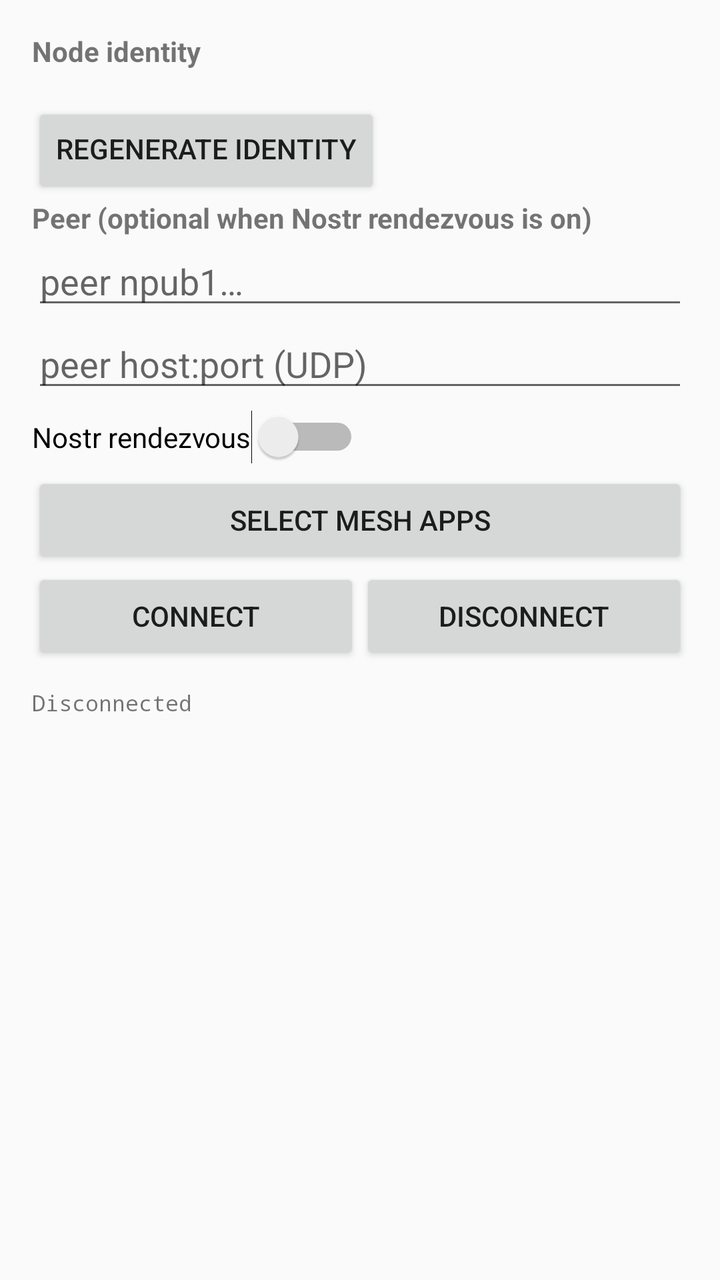
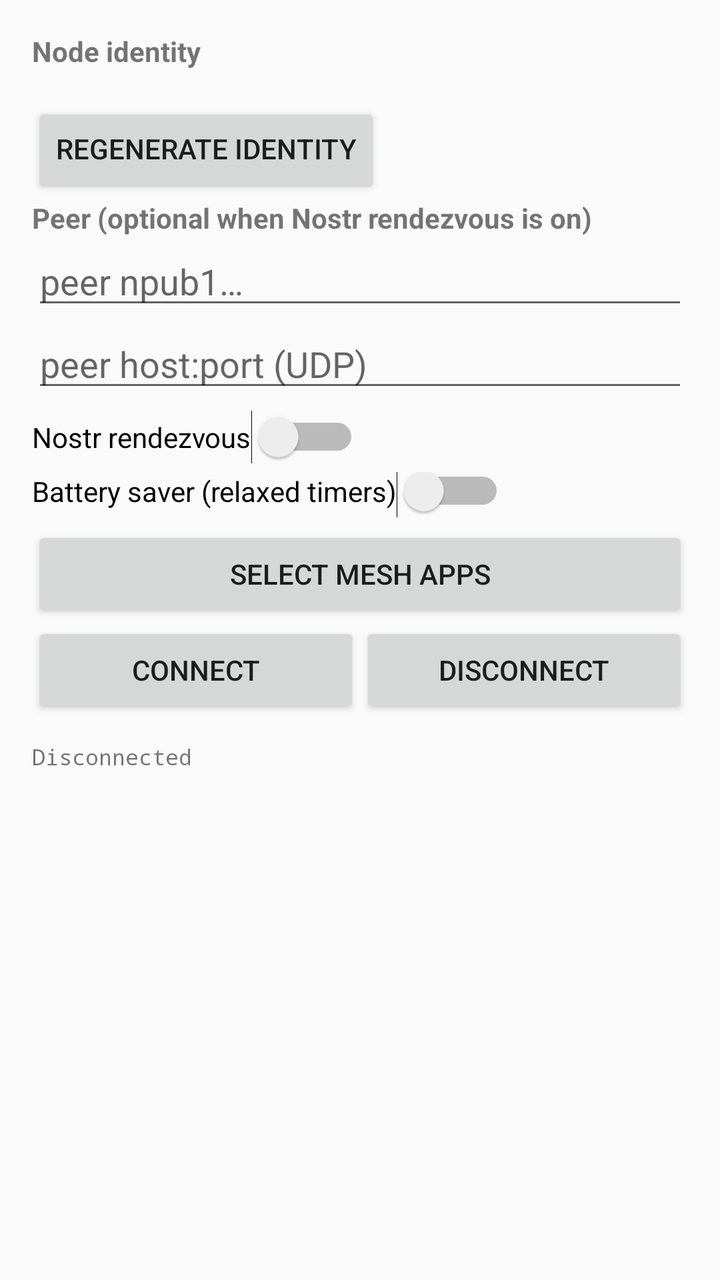

Before-and-after screenshots of an Android layout around one commit, followed by the original layout XML and the change that was made.
<!-- AndroidManifest.xml: application theme Theme.AppCompat.DayNight -->
<!-- res/layout/activity_main.xml -->
<?xml version="1.0" encoding="utf-8"?>
<LinearLayout xmlns:android="http://schemas.android.com/apk/res/android"
    android:layout_width="match_parent"
    android:layout_height="match_parent"
    android:orientation="vertical"
    android:padding="16dp">

    <TextView
        android:layout_width="wrap_content"
        android:layout_height="wrap_content"
        android:text="Node identity"
        android:textStyle="bold" />

    <TextView
        android:id="@+id/identity"
        android:layout_width="match_parent"
        android:layout_height="wrap_content"
        android:fontFamily="monospace"
        android:textSize="12sp" />

    <Button
        android:id="@+id/regenerate"
        android:layout_width="wrap_content"
        android:layout_height="wrap_content"
        android:text="Regenerate identity"
        android:paddingBottom="12dp" />

    <TextView
        android:layout_width="wrap_content"
        android:layout_height="wrap_content"
        android:text="Peer (optional when Nostr rendezvous is on)"
        android:textStyle="bold" />

    <EditText
        android:id="@+id/peer_npub"
        android:layout_width="match_parent"
        android:layout_height="wrap_content"
        android:hint="peer npub1…"
        android:inputType="text" />

    <EditText
        android:id="@+id/peer_endpoint"
        android:layout_width="match_parent"
        android:layout_height="wrap_content"
        android:hint="peer host:port (UDP)"
        android:inputType="text" />

    <Switch
        android:id="@+id/nostr_switch"
        android:layout_width="wrap_content"
        android:layout_height="wrap_content"
        android:text="Nostr rendezvous"
        android:paddingTop="8dp"
        android:paddingBottom="8dp" />

    <Button
        android:id="@+id/pick_apps"
        android:layout_width="match_parent"
        android:layout_height="wrap_content"
        android:text="Select mesh apps" />

    <LinearLayout
        android:layout_width="match_parent"
        android:layout_height="wrap_content"
        android:orientation="horizontal">

        <Button
            android:id="@+id/connect"
            android:layout_width="0dp"
            android:layout_height="wrap_content"
            android:layout_weight="1"
            android:text="Connect" />

        <Button
            android:id="@+id/disconnect"
            android:layout_width="0dp"
            android:layout_height="wrap_content"
            android:layout_weight="1"
            android:text="Disconnect" />
    </LinearLayout>

    <ScrollView
        android:layout_width="match_parent"
        android:layout_height="0dp"
        android:layout_weight="1"
        android:paddingTop="12dp">

        <TextView
            android:id="@+id/status"
            android:layout_width="match_parent"
            android:layout_height="wrap_content"
            android:fontFamily="monospace"
            android:textSize="11sp"
            android:text="Disconnected" />
    </ScrollView>
</LinearLayout>
<!-- resources referenced by this layout -->
<resources>

</resources>

<!-- the commit's change to res/layout/activity_main.xml (unified diff, before → after) -->
@@ -53,6 +53,13 @@
         android:paddingTop="8dp"
         android:paddingBottom="8dp" />
 
+    <Switch
+        android:id="@+id/battery_switch"
+        android:layout_width="wrap_content"
+        android:layout_height="wrap_content"
+        android:text="Battery saver (relaxed timers)"
+        android:paddingBottom="8dp" />
+
     <Button
         android:id="@+id/pick_apps"
         android:layout_width="match_parent"
